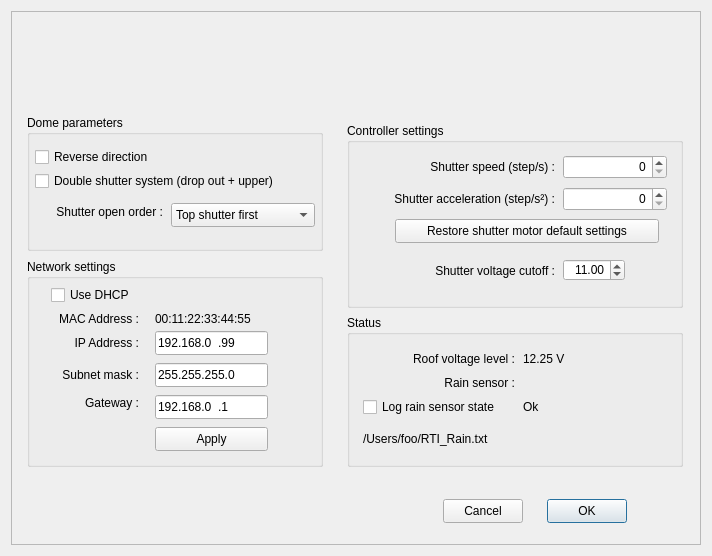
Before: the Qt Designer form RTI-RoR.ui in rpineau/RTI-RoR, drawn with Qt 5.
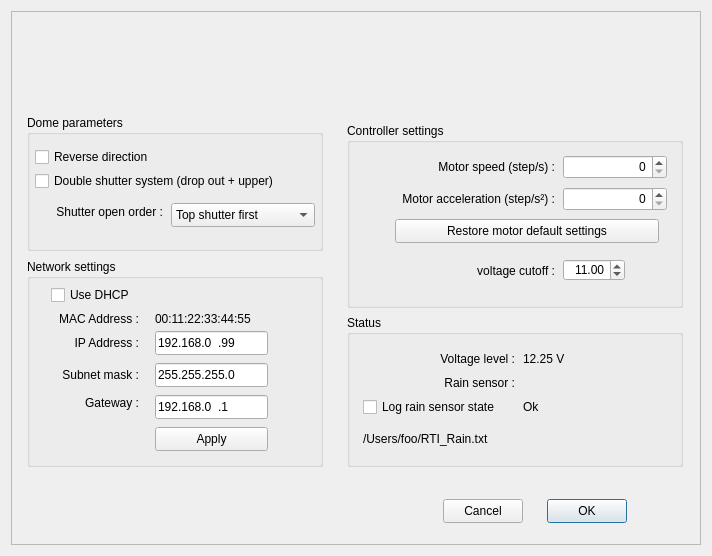
After: the same form once the commit is applied. Icons and pictures are not drawn. Custom widgets are drawn as their Qt base class.

The edit to the form file:
```diff
--- a/RTI-RoR.ui
+++ b/RTI-RoR.ui
@@ -149,7 +149,7 @@
         </rect>
        </property>
        <property name="text">
-        <string>Shutter voltage cutoff :</string>
+        <string>voltage cutoff :</string>
        </property>
        <property name="alignment">
         <set>Qt::AlignRight|Qt::AlignTrailing|Qt::AlignVCenter</set>
@@ -197,7 +197,7 @@
         </rect>
        </property>
        <property name="text">
-        <string>Shutter acceleration (step/s²) :</string>
+        <string>Motor acceleration (step/s²) :</string>
        </property>
        <property name="alignment">
         <set>Qt::AlignRight|Qt::AlignTrailing|Qt::AlignVCenter</set>
@@ -213,7 +213,7 @@
         </rect>
        </property>
        <property name="text">
-        <string>Shutter speed (step/s) :</string>
+        <string>Motor speed (step/s) :</string>
        </property>
        <property name="alignment">
         <set>Qt::AlignRight|Qt::AlignTrailing|Qt::AlignVCenter</set>
@@ -245,7 +245,7 @@
         </rect>
        </property>
        <property name="text">
-        <string>Restore shutter motor default settings</string>
+        <string>Restore motor default settings</string>
        </property>
       </widget>
      </widget>
@@ -364,7 +364,7 @@
         </rect>
        </property>
        <property name="text">
-        <string>Roof voltage level :</string>
+        <string>Voltage level :</string>
        </property>
        <property name="alignment">
         <set>Qt::AlignRight|Qt::AlignTrailing|Qt::AlignVCenter</set>
```
Left out of the diff: 8 changed lines with no effect on the pictures.
